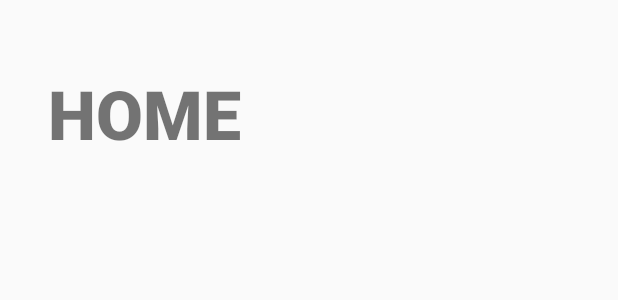
After one commit to seikonta/bullChat, an Android app: the layout fragment_group_list.xml on its own in the app's theme, with its tools: preview values and no code run, on a phone screen of 412 x 824 dp. The commit adds this screen. Shown: the top 300 px of the screen. Run offline under Robolectric (Android 15) with nearby library versions, the phone set to English and light mode, and no system bars.

Commit message:
fragment

```diff
--- a/app/build.gradle
+++ b/app/build.gradle
@@ -43,6 +43,10 @@ dependencies {
     implementation 'androidx.constraintlayout:constraintlayout:2.0.4'
 
     implementation 'androidx.cardview:cardview:1.0.0'
+    implementation 'androidx.legacy:legacy-support-v4:1.0.0'
+
+    // Fragment
+    implementation "androidx.fragment:fragment-ktx:1.3.5"
 
     testImplementation 'junit:junit:4.+'
     androidTestImplementation 'androidx.test.ext:junit:1.1.2'
--- /dev/null
+++ b/app/src/main/res/layout/fragment_group_list.xml
@@ -0,0 +1,35 @@
+<?xml version="1.0" encoding="utf-8"?>
+<androidx.constraintlayout.widget.ConstraintLayout
+    xmlns:android="http://schemas.android.com/apk/res/android"
+    xmlns:app="http://schemas.android.com/apk/res-auto"
+    xmlns:tools="http://schemas.android.com/tools"
+     android:layout_height="match_parent"
+    android:layout_width="match_parent"
+    >
+    <TextView
+        android:id="@+id/HomeTitleTextView"
+        android:layout_width="0dp"
+        android:layout_height="wrap_content"
+        android:layout_marginStart="32dp"
+        android:layout_marginTop="45dp"
+        android:layout_marginEnd="32dp"
+        android:fontFamily="sans-serif-black"
+        android:text="HOME"
+        android:textSize="45sp"
+        app:layout_constraintEnd_toEndOf="parent"
+        app:layout_constraintStart_toStartOf="parent"
+        app:layout_constraintTop_toTopOf="parent" />
+
+    <androidx.recyclerview.widget.RecyclerView
+        android:id="@+id/HomeRecyclerView"
+        android:layout_width="0dp"
+        android:layout_height="0dp"
+        android:layout_marginStart="32dp"
+        android:layout_marginTop="10dp"
+        android:layout_marginEnd="32dp"
+        android:layout_marginBottom="10dp"
+        app:layout_constraintBottom_toBottomOf="parent"
+        app:layout_constraintEnd_toEndOf="parent"
+        app:layout_constraintStart_toStartOf="parent"
+        app:layout_constraintTop_toBottomOf="@+id/HomeTitleTextView" />
+</androidx.constraintlayout.widget.ConstraintLayout>
--- a/app/src/main/res/values/strings.xml
+++ b/app/src/main/res/values/strings.xml
@@ -1,3 +1,5 @@
 <resources>
     <string name="app_name">bullChat</string>
+    <!-- TODO: Remove or change this placeholder text -->
+    <string name="hello_blank_fragment">Hello blank fragment</string>
 </resources>
```
Also changed, not shown: app/src/main/java/app/dev/kon/bullchat/GroupListFragment.kt (added, +39 -0 lines), app/src/main/java/app/dev/kon/bullchat/MainActivity.kt (+24 -13 lines), app/src/main/java/app/dev/kon/bullchat/SearchFragment.kt (added, +22 -0 lines), app/src/main/res/layout/activity_main.xml (+11 -74 lines).
